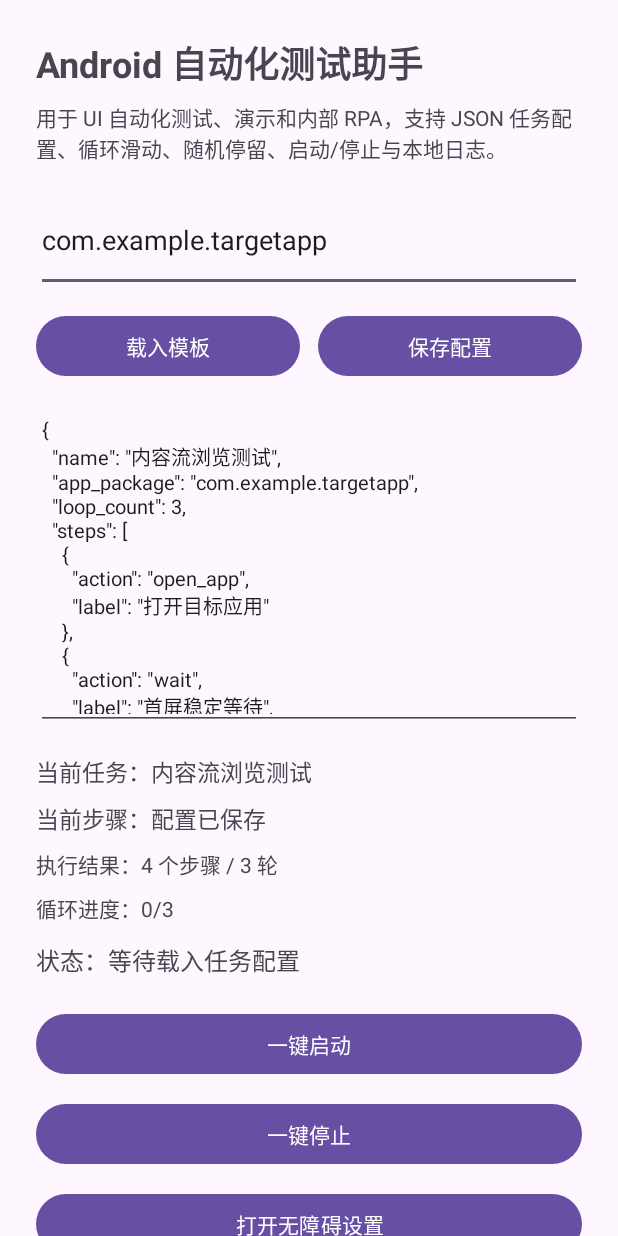
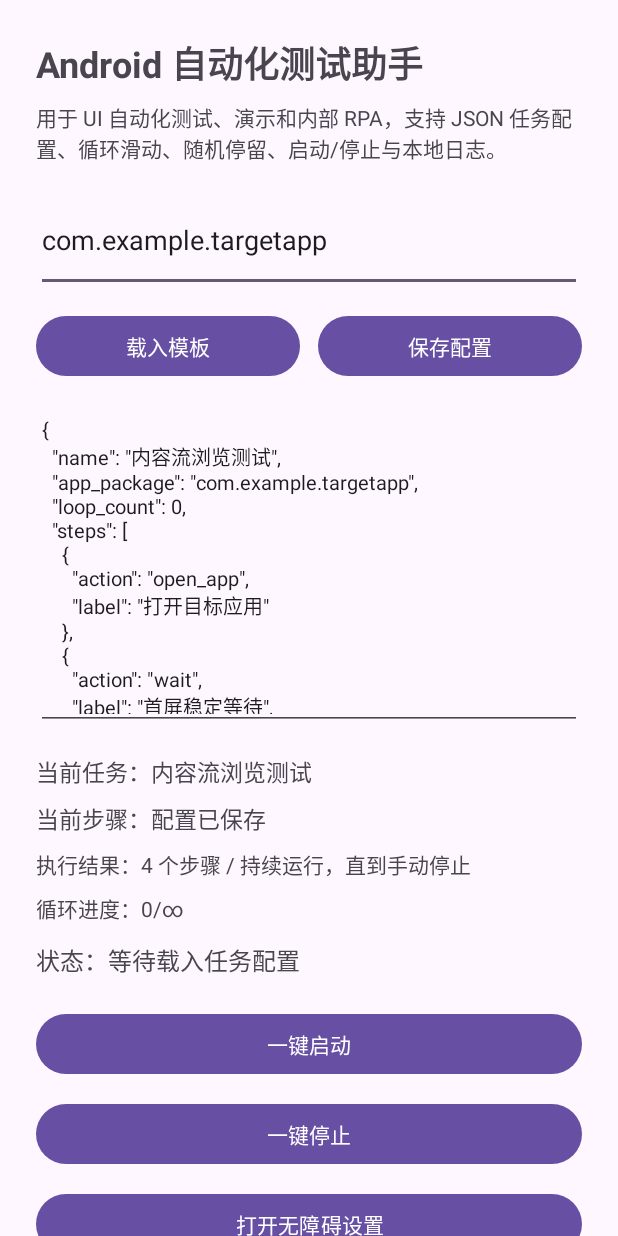
Before and after one commit to yuanlongdong/PhoneMoneyAI, an Android app: the screen it shows after launch (MainActivity), after a tap on "保存配置", on a phone screen of 412 x 824 dp. Run offline under Robolectric (Android 15) with nearby library versions, the phone set to English and light mode, and no system bars; 1 other tap on this screen came first.

Commit message:
Support continuous Android browsing loops

```diff
--- a/android-client/app/src/main/java/com/phonemoneyai/client/MainActivity.kt
+++ b/android-client/app/src/main/java/com/phonemoneyai/client/MainActivity.kt
@@ -124,7 +124,8 @@ class MainActivity : AppCompatActivity() {
                 val config = kotlinx.serialization.json.Json { ignoreUnknownKeys = true }
                     .decodeFromString(com.phonemoneyai.client.model.AutomationTaskConfig.serializer(), normalized)
                 saveLocalConfig(normalized, config)
-                updateRuntimeState("配置已保存", "config-saved", "${config.steps.size} 个步骤 / ${config.loopCount} 轮")
+                val loopSummary = if (config.loopCount <= 0) "持续运行，直到手动停止" else "${config.loopCount} 轮"
+                updateRuntimeState("配置已保存", "config-saved", "${config.steps.size} 个步骤 / ${loopSummary}")
                 appendLog("INFO", "保存配置成功: ${config.name}")
                 if (showStatus) {
                     statusView.text = getString(R.string.status_config_saved)
@@ -154,7 +155,9 @@ class MainActivity : AppCompatActivity() {
         taskIdLabel.text = "当前任务：${taskSessionStore.currentGoal().ifBlank { "未配置" }}"
         currentStepLabel.text = "当前步骤：${taskSessionStore.currentStep()}"
         executionMetaLabel.text = "执行结果：${taskSessionStore.executionMeta()}"
-        loopSummaryLabel.text = "循环进度：${taskSessionStore.completedLoops()}/${taskSessionStore.configuredLoopCount()}"
+        val configuredLoops = taskSessionStore.configuredLoopCount()
+        val loopTargetLabel = if (configuredLoops <= 0) "∞" else configuredLoops.toString()
+        loopSummaryLabel.text = "循环进度：${taskSessionStore.completedLoops()}/${loopTargetLabel}"
         renderHistory(historyFilterInput.text?.toString().orEmpty())
         renderLogs()
         statusView.text = when {
--- a/android-client/app/src/main/java/com/phonemoneyai/client/automation/TaskSessionStore.kt
+++ b/android-client/app/src/main/java/com/phonemoneyai/client/automation/TaskSessionStore.kt
@@ -92,7 +92,7 @@ class TaskSessionStore(context: Context) {
     fun currentStep(): String = preferences.getString(KEY_CURRENT_STEP, "暂无") ?: "暂无"
     fun historyEntry(): String = preferences.getString(KEY_HISTORY_ENTRY, "暂无") ?: "暂无"
     fun executionMeta(): String = preferences.getString(KEY_EXECUTION_META, "暂无") ?: "暂无"
-    fun configuredLoopCount(): Int = preferences.getInt(KEY_LOOP_COUNT, 1)
+    fun configuredLoopCount(): Int = preferences.getInt(KEY_LOOP_COUNT, 0)
     fun completedLoops(): Int = preferences.getInt(KEY_COMPLETED_LOOPS, 0)
     fun historyEntries(): List<String> {
         val history = JSONArray(preferences.getString(KEY_HISTORY_LIST, "[]") ?: "[]")
@@ -127,7 +127,7 @@ class TaskSessionStore(context: Context) {
             {
               "name": "内容流浏览测试",
               "app_package": "com.example.targetapp",
-              "loop_count": 3,
+              "loop_count": 0,
               "steps": [
                 {
                   "action": "open_app",
--- a/android-client/app/src/main/java/com/phonemoneyai/client/model/AutomationModels.kt
+++ b/android-client/app/src/main/java/com/phonemoneyai/client/model/AutomationModels.kt
@@ -8,7 +8,7 @@ import kotlin.math.roundToInt
 data class AutomationTaskConfig(
     val name: String = "内容流浏览测试",
     @SerialName("app_package") val appPackage: String,
-    @SerialName("loop_count") val loopCount: Int = 1,
+    @SerialName("loop_count") val loopCount: Int = 0,
     @SerialName("random_seed") val randomSeed: Long? = null,
     val steps: List<AutomationStep> = emptyList(),
 )
```
Also changed, not shown: android-client/app/src/main/java/com/phonemoneyai/client/automation/PhoneMoneyAccessibilityService.kt (+14 -10 lines), 1 other file.
